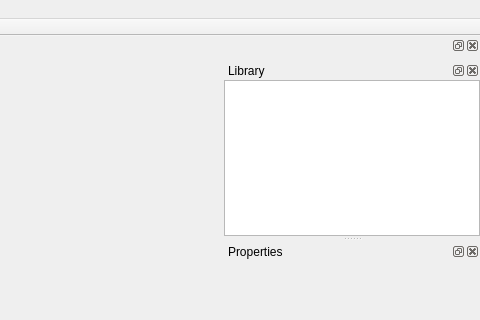
Before: the Qt Designer form Tools/ResourceEditor/DataQt/mainwindow.ui in xaoctech/dava.engine, drawn with Qt 5; both pictures show x 585 to 1065 and y 0 to 320 of the 1065 by 660 pixel window.
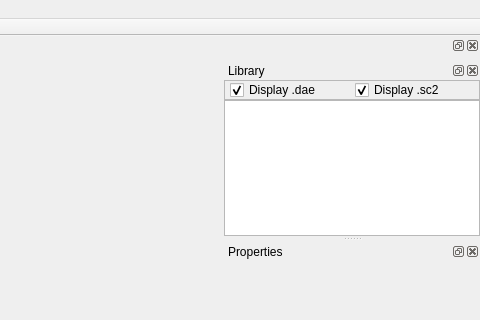
After: the same form once the commit is applied. Icons and pictures are not drawn. Custom widgets are drawn as their Qt base class.

Patch:
```diff
--- a/Tools/ResourceEditor/DataQt/mainwindow.ui
+++ b/Tools/ResourceEditor/DataQt/mainwindow.ui
@@ -115,8 +115,8 @@
   <widget class="QDockWidget" name="dockLibrary">
    <property name="minimumSize">
     <size>
-     <width>150</width>
-     <height>128</height>
+     <width>214</width>
+     <height>144</height>
     </size>
    </property>
    <property name="windowTitle">
@@ -133,6 +133,56 @@
      <property name="margin">
       <number>0</number>
      </property>
+     <item>
+      <widget class="QFrame" name="frame_2">
+       <property name="minimumSize">
+        <size>
+         <width>0</width>
+         <height>20</height>
+        </size>
+       </property>
+       <property name="frameShape">
+        <enum>QFrame::StyledPanel</enum>
+       </property>
+       <property name="frameShadow">
+        <enum>QFrame::Raised</enum>
+       </property>
+       <layout class="QHBoxLayout" name="horizontalLayout_3">
+        <property name="leftMargin">
+         <number>5</number>
+        </property>
+        <property name="topMargin">
+         <number>1</number>
+        </property>
+        <property name="rightMargin">
+         <number>5</number>
+        </property>
+        <property name="bottomMargin">
+         <number>1</number>
+        </property>
+        <item>
+         <widget class="QCheckBox" name="cbShowDAEFiles">
+          <property name="text">
+           <string>Display .dae</string>
+          </property>
+          <property name="checked">
+           <bool>true</bool>
+          </property>
+         </widget>
+        </item>
+        <item>
+         <widget class="QCheckBox" name="cbShowSC2Files">
+          <property name="text">
+           <string>Display .sc2</string>
+          </property>
+          <property name="checked">
+           <bool>true</bool>
+          </property>
+         </widget>
+        </item>
+       </layout>
+      </widget>
+     </item>
      <item>
       <widget class="LibraryView" name="libraryView">
        <property name="contextMenuPolicy">
```
